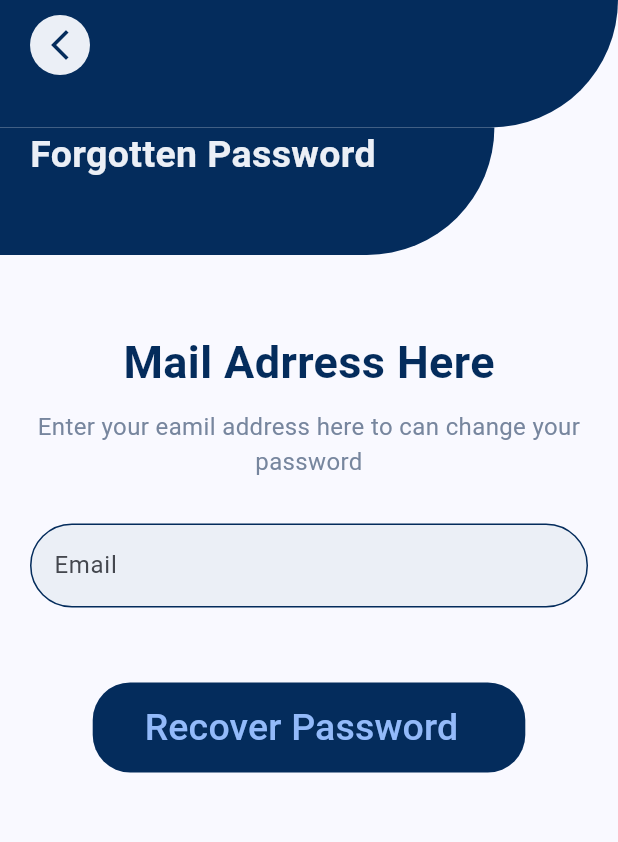
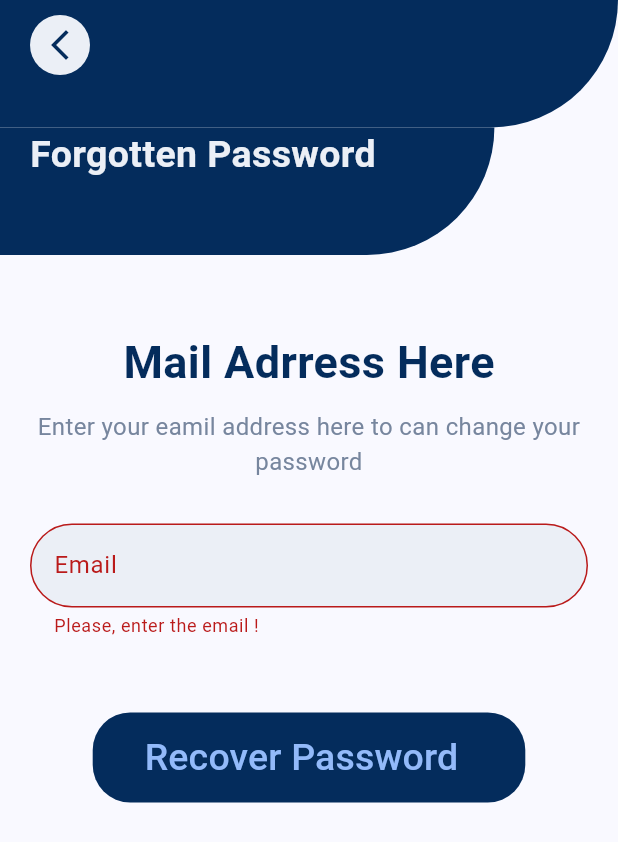
Before and after one commit to MinaYasser100/Faithful-Servant, a Flutter app: the ForgottenPasswordView screen opened by its route, after a tap on "Recover Password", on a phone screen of 412 x 824 dp. Shown: the top 842 px of the screen. Run offline on Flutter 3.47's test engine with Material 3 defaults, Android fonts, the phone set to English and light mode, and no system bars; our stand-ins replace cloud_firestore, firebase_auth, firebase_core, firebase_storage, flutter_animate, flutter_bloc and 3 more; accounts and stored records are empty.

Commit message:
finish forgetten password suceessfully

```diff
--- /dev/null
+++ b/lib/features/forgotten_password/data/forgotten_password_repo/forgotten_password_repo.dart
@@ -0,0 +1,3 @@
+abstract class ForgottenPasswordRepo {
+  Future<void> changePasswordInFirebase({required String email});
+}
--- /dev/null
+++ b/lib/features/forgotten_password/data/forgotten_password_repo/forgotten_password_repo_implement.dart
@@ -0,0 +1,10 @@
+import 'package:faithful_servant/features/forgotten_password/data/forgotten_password_repo/forgotten_password_repo.dart';
+import 'package:firebase_auth/firebase_auth.dart';
+
+class ForgottenPasswordRepoImplement implements ForgottenPasswordRepo {
+  FirebaseAuth auth = FirebaseAuth.instance;
+  @override
+  Future<void> changePasswordInFirebase({required String email}) async {
+    await auth.sendPasswordResetEmail(email: email);
+  }
+}
--- a/lib/features/forgotten_password/presentation/manager/cubit/forgotten_password_cubit.dart
+++ b/lib/features/forgotten_password/presentation/manager/cubit/forgotten_password_cubit.dart
@@ -1,20 +1,28 @@
+import 'package:faithful_servant/features/forgotten_password/data/forgotten_password_repo/forgotten_password_repo.dart';
 import 'package:firebase_auth/firebase_auth.dart';
 import 'package:flutter/material.dart';
 import 'package:flutter_bloc/flutter_bloc.dart';
 part 'forgotten_password_state.dart';
 
 class ForgottenPasswordCubit extends Cubit<ForgottenPasswordState> {
-  ForgottenPasswordCubit() : super(ForgottenPasswordInitial());
+  ForgottenPasswordCubit(this.forgottenPasswordRepo)
+      : super(ForgottenPasswordInitial());
 
-  FirebaseAuth auth = FirebaseAuth.instance;
+  final ForgottenPasswordRepo forgottenPasswordRepo;
+  AutovalidateMode autovalidateMode = AutovalidateMode.disabled;
 
   void changePassword({required String email}) async {
     emit(ForgetPasswordCheckUserEmailLoading());
     try {
-      await auth.sendPasswordResetEmail(email: email);
+      forgottenPasswordRepo.changePasswordInFirebase(email: email);
       emit(ForgetPasswordCheckUserEmailSuccess());
     } on FirebaseAuthException catch (e) {
       emit(ForgetPasswordCheckUserEmailFailure(errorMessage: e.toString()));
     }
   }
+
+  void changeAuotvalidateMode() {
+    autovalidateMode = AutovalidateMode.always;
+    emit(ForgottenPasswordChangeAutovalidateMode());
+  }
 }
--- a/lib/features/forgotten_password/presentation/manager/cubit/forgotten_password_state.dart
+++ b/lib/features/forgotten_password/presentation/manager/cubit/forgotten_password_state.dart
@@ -16,3 +16,6 @@ final class ForgetPasswordCheckUserEmailFailure extends ForgottenPasswordState {
 
   ForgetPasswordCheckUserEmailFailure({required this.errorMessage});
 }
+
+final class ForgottenPasswordChangeAutovalidateMode
+    extends ForgottenPasswordState {}
--- a/lib/features/forgotten_password/presentation/views/forgotten_password.dart
+++ b/lib/features/forgotten_password/presentation/views/forgotten_password.dart
@@ -1,14 +1,22 @@
+import 'package:faithful_servant/features/forgotten_password/data/forgotten_password_repo/forgotten_password_repo_implement.dart';
+import 'package:faithful_servant/features/forgotten_password/presentation/manager/cubit/forgotten_password_cubit.dart';
 import 'package:faithful_servant/features/forgotten_password/presentation/views/widgets/forgotten_password_view_body.dart';
 import 'package:flutter/material.dart';
+import 'package:flutter_bloc/flutter_bloc.dart';
 
 class ForgottenPasswordView extends StatelessWidget {
   const ForgottenPasswordView({super.key});
 
   @override
   Widget build(BuildContext context) {
-    return const Scaffold(
+    return Scaffold(
       body: SafeArea(
-        child: ForgottenPasswordViewBody(),
+        child: BlocProvider(
+          create: (context) => ForgottenPasswordCubit(
+            ForgottenPasswordRepoImplement(),
+          ),
+          child: const ForgottenPasswordViewBody(),
+        ),
       ),
     );
   }
--- a/lib/features/forgotten_password/presentation/views/widgets/forgotten_password_body_content.dart
+++ b/lib/features/forgotten_password/presentation/views/widgets/forgotten_password_body_content.dart
@@ -3,7 +3,10 @@ import 'package:faithful_servant/core/helper/constant.dart';
 import 'package:faithful_servant/core/helper/styles.dart';
 import 'package:faithful_servant/core/widgets/custom_text_button.dart';
 import 'package:faithful_servant/core/widgets/custom_text_from_field.dart';
+import 'package:faithful_servant/features/forgotten_password/presentation/manager/cubit/forgotten_password_cubit.dart';
+import 'package:faithful_servant/features/register/presentation/views/function/successfully_show_dialog.dart';
 import 'package:flutter/material.dart';
+import 'package:flutter_bloc/flutter_bloc.dart';
 
 class ForgottenPasswordBodyContent extends StatelessWidget {
   const ForgottenPasswordBodyContent({
@@ -17,8 +20,24 @@ class ForgottenPasswordBodyContent extends StatelessWidget {
 
   @override
   Widget build(BuildContext context) {
+    return BlocConsumer<ForgottenPasswordCubit, ForgottenPasswordState>(
+      listener: (context, state) {
+        if (state is ForgetPasswordCheckUserEmailSuccess) {
+          successfullyShowDialog(
+            context: context,
+            contentText:
+                'سوف يرسل لك رسالة علي هذا الايميل تستطيع من خلالها ان تغيير كلمة المرور',
+            titleText: 'Successfully',
+            buttonText: 'Go To Login',
+          );
+          emailController.clear();
+        }
+      },
+      builder: (context, state) {
         return Form(
           key: formKey,
+          autovalidateMode:
+              BlocProvider.of<ForgottenPasswordCubit>(context).autovalidateMode,
           child: Column(
             children: [
               const Text(
@@ -47,10 +66,21 @@ class ForgottenPasswordBodyContent extends StatelessWidget {
               ),
               CustomTextButton(
                 textButton: "Recover Password",
-            onPressed: () {},
+                onPressed: () {
+                  if (formKey.currentState!.validate()) {
+                    BlocProvider.of<ForgottenPasswordCubit>(context)
+                        .changePassword(email: emailController.text);
+                    Future.delayed(const Duration(milliseconds: 100));
+                  } else {
+                    BlocProvider.of<ForgottenPasswordCubit>(context)
+                        .changeAuotvalidateMode();
+                  }
+                },
               ),
             ],
           ),
         );
+      },
+    );
   }
 }
--- a/lib/features/forgotten_password/presentation/views/widgets/forgotten_password_view_body.dart
+++ b/lib/features/forgotten_password/presentation/views/widgets/forgotten_password_view_body.dart
@@ -31,7 +31,9 @@ class _ForgottenPasswordViewBodyState extends State<ForgottenPasswordViewBody> {
           Padding(
             padding: const EdgeInsets.all(20.0),
             child: ForgottenPasswordBodyContent(
-                emailController: emailController, formKey: formkey),
+              emailController: emailController,
+              formKey: formkey,
+            ),
           ),
         ],
       ),
--- a/lib/features/register/presentation/manager/cubit/register_cubit.dart
+++ b/lib/features/register/presentation/manager/cubit/register_cubit.dart
@@ -163,7 +163,6 @@ class RegisterCubit extends Cubit<RegisterState> {
       });
 
       String downloadURL = await storageReference.getDownloadURL();
-      print(downloadURL);
       imageSelected = downloadURL;
       emit(RegisterCubitImageUploadingSuccess());
     } catch (error) {
--- a/lib/features/register/presentation/views/function/register_failure_show_dialog.dart
+++ b/lib/features/register/presentation/views/function/register_failure_show_dialog.dart
@@ -15,7 +15,7 @@ Future<dynamic> registerFailureShowDialog(BuildContext context) {
           style: Styles.textStyle20.copyWith(color: kPrimaryColor),
         ),
         content: Text(
-          ' حدث خطاء اثناء التسجيل يرجي التاكد ان هدا الايميل الحقيقي الخاص بك ثم اعد المحاوله',
+          ' حدث خطاء اثناء التسجيل يرجي التاكد ان هذا الايميل الحقيقي الخاص بك ثم اعد المحاوله',
           style: Styles.textStyle16.copyWith(
             color: Colors.red,
             fontWeight: FontWeight.w600,
```
Also changed, not shown: lib/core/function/successfully_show_dialog.dart (renamed from lib/features/register/presentation/views/function/register_successfully_show_dialog.dart, +11 -6 lines), lib/features/register/presentation/views/widgets/register_view_body_constent.dart (+8 -2 lines). Lines whose indentation alone changed are shown as unchanged.
